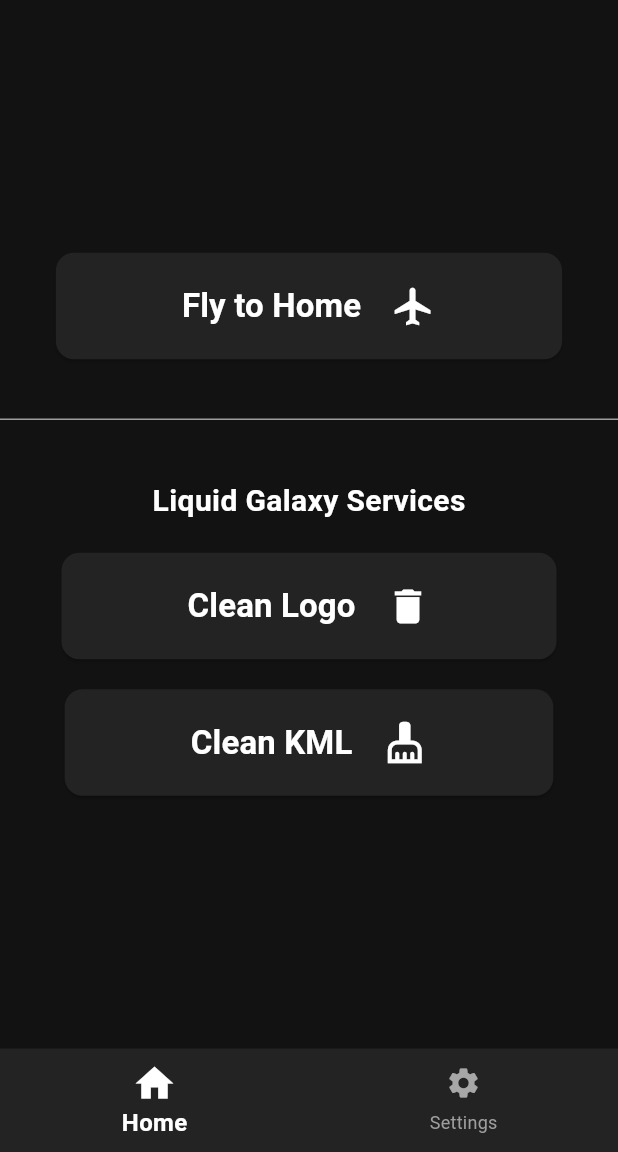
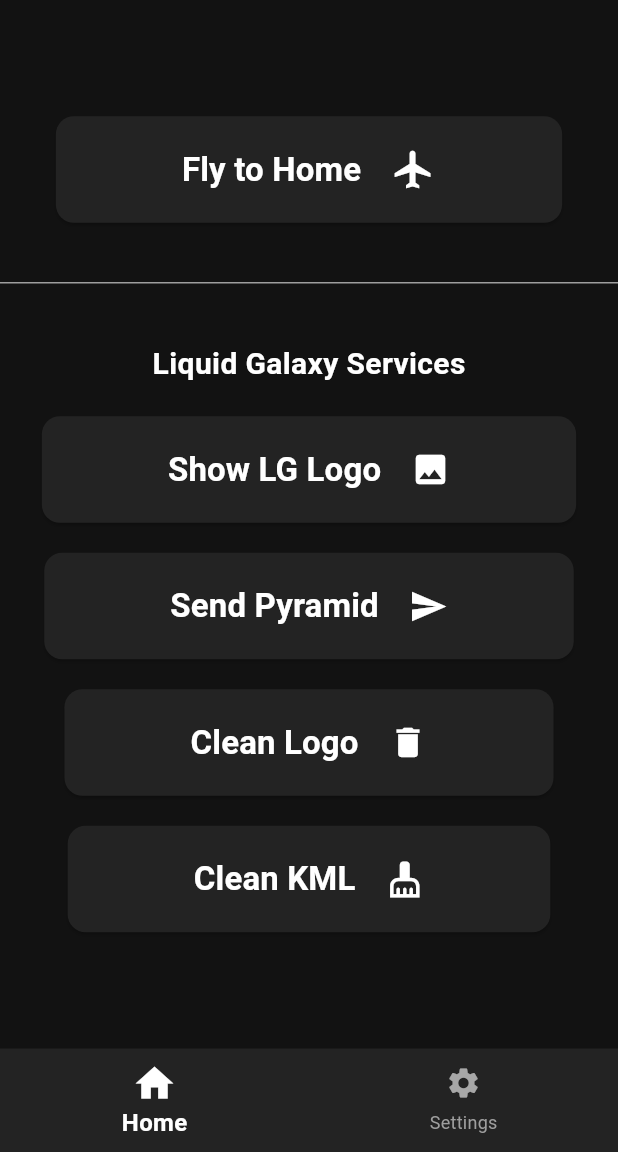
Before and after one commit to DevAni27/lg_controller, a Flutter app: the screen it shows after launch, on a phone screen of 412 x 824 dp, the part 84-1236 px from its top. Run offline on Flutter 3.47's test engine with Material 3 defaults, Android fonts, the phone set to English and light mode, and no system bars.

Commit message:
added 2 buttons to home screen

```diff
--- a/lib/screens/home_page.dart
+++ b/lib/screens/home_page.dart
@@ -56,6 +56,57 @@
 
             Text("Liquid Galaxy Services", style: TextStyle(color: Colors.white, fontWeight: FontWeight.w600, fontSize: 20),),
 
+            //Show logo
+            SizedBox(height: 20,),
+
+            ElevatedButton(
+              onPressed: () {
+                // add function
+              },
+
+              style: ElevatedButton.styleFrom(
+                backgroundColor: Color.fromARGB(255, 35, 35, 35),
+                padding: EdgeInsets.symmetric(vertical: 20, horizontal: 84),
+                shape: RoundedRectangleBorder(borderRadius: BorderRadius.circular(12))
+              ),
+              child: const Row(
+                mainAxisSize: MainAxisSize.min, // Essential to prevent the Row from taking full width
+                children: [
+                  Text("Show LG Logo", style: TextStyle(color: Colors.white, fontWeight: FontWeight.bold, fontSize: 22),),
+                  SizedBox(width: 20),
+                  Icon(Icons.photo, size: 26, color: Colors.white,), // The icon
+
+                ],
+              ),
+
+            ),
+
+
+            //Send Pyramid KML
+            SizedBox(height: 20,),
+
+            ElevatedButton(
+              onPressed: () {
+                // add function
+              },
+
+              style: ElevatedButton.styleFrom(
+                backgroundColor: Color.fromARGB(255, 35, 35, 35),
+                padding: EdgeInsets.symmetric(vertical: 20, horizontal: 84),
+                shape: RoundedRectangleBorder(borderRadius: BorderRadius.circular(12))
+              ),
+              child: const Row(
+                mainAxisSize: MainAxisSize.min, // Essential to prevent the Row from taking full width
+                children: [
+                  Text("Send Pyramid", style: TextStyle(color: Colors.white, fontWeight: FontWeight.bold, fontSize: 22),),
+                  SizedBox(width: 20),
+                  Icon(Icons.send, size: 26, color: Colors.white,), // The icon
+
+                ],
+              ),
+
+            ),
+
             SizedBox(height: 20,),
             //Clean logo
             ElevatedButton(
@@ -73,7 +124,7 @@
                 children: [
                   Text("Clean Logo", style: TextStyle(color: Colors.white, fontWeight: FontWeight.bold, fontSize: 22),),
                   SizedBox(width: 20),
-                  Icon(Icons.delete, size: 30, color: Colors.white,), // The icon
+                  Icon(Icons.delete, size: 26, color: Colors.white,), // The icon
 
                 ],
               ),
@@ -98,7 +149,7 @@
                 children: [
                   Text("Clean KML", style: TextStyle(color: Colors.white, fontWeight: FontWeight.bold, fontSize: 22),),
                   SizedBox(width: 20),
-                  Icon(Icons.cleaning_services, size: 30, color: Colors.white,), // The icon
+                  Icon(Icons.cleaning_services, size: 26, color: Colors.white,), // The icon
 
                 ],
               ),
--- a/lib/screens/setting_page.dart
+++ b/lib/screens/setting_page.dart
@@ -127,7 +127,7 @@
 
                 style: ElevatedButton.styleFrom(
                   backgroundColor:  const Color.fromARGB(255, 9, 152, 14),
-                  padding: EdgeInsets.symmetric(vertical: 16, horizontal: 60),
+                  padding: EdgeInsets.symmetric(vertical: 16, horizontal: 70),
                   shape: RoundedRectangleBorder(borderRadius: BorderRadius.circular(12))
 
                 ),
```
